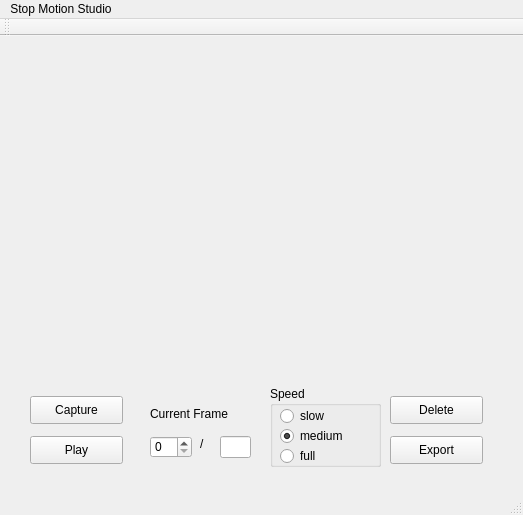
Above: mainwindow.ui from danielsbonnin/rpiStopMotion before the change. Below: the same form after it.
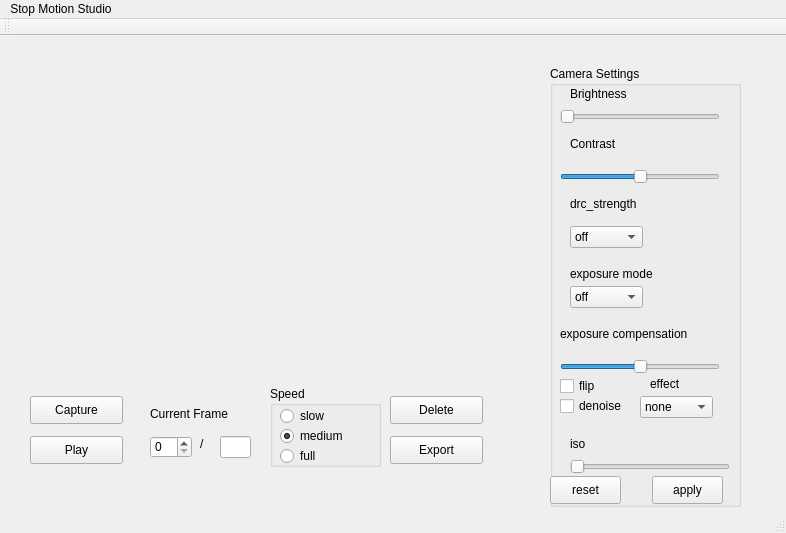
That is the form after the change.

Commit message: added camera settings

```diff
--- a/mainwindow.ui
+++ b/mainwindow.ui
@@ -6,8 +6,8 @@
    <rect>
     <x>0</x>
     <y>0</y>
-    <width>523</width>
-    <height>515</height>
+    <width>786</width>
+    <height>533</height>
    </rect>
   </property>
   <property name="windowTitle">
@@ -243,13 +243,506 @@
      </rect>
     </property>
    </widget>
+   <widget class="QGroupBox" name="cameraSettings">
+    <property name="geometry">
+     <rect>
+      <x>550</x>
+      <y>30</y>
+      <width>191</width>
+      <height>441</height>
+     </rect>
+    </property>
+    <property name="title">
+     <string>Camera Settings</string>
+    </property>
+    <widget class="QSlider" name="brightnessSlider">
+     <property name="geometry">
+      <rect>
+       <x>10</x>
+       <y>40</y>
+       <width>160</width>
+       <height>22</height>
+      </rect>
+     </property>
+     <property name="minimum">
+      <number>1</number>
+     </property>
+     <property name="maximum">
+      <number>100</number>
+     </property>
+     <property name="orientation">
+      <enum>Qt::Horizontal</enum>
+     </property>
+    </widget>
+    <widget class="QLabel" name="label">
+     <property name="geometry">
+      <rect>
+       <x>20</x>
+       <y>20</y>
+       <width>71</width>
+       <height>16</height>
+      </rect>
+     </property>
+     <property name="text">
+      <string>Brightness</string>
+     </property>
+    </widget>
+    <widget class="QLabel" name="label_2">
+     <property name="geometry">
+      <rect>
+       <x>20</x>
+       <y>70</y>
+       <width>71</width>
+       <height>16</height>
+      </rect>
+     </property>
+     <property name="text">
+      <string>Contrast</string>
+     </property>
+    </widget>
+    <widget class="QSlider" name="contrastSlider">
+     <property name="geometry">
+      <rect>
+       <x>10</x>
+       <y>100</y>
+       <width>160</width>
+       <height>22</height>
+      </rect>
+     </property>
+     <property name="minimum">
+      <number>-100</number>
+     </property>
+     <property name="maximum">
+      <number>100</number>
+     </property>
+     <property name="orientation">
+      <enum>Qt::Horizontal</enum>
+     </property>
+    </widget>
+    <widget class="QLabel" name="label_4">
+     <property name="geometry">
+      <rect>
+       <x>20</x>
+       <y>130</y>
+       <width>71</width>
+       <height>16</height>
+      </rect>
+     </property>
+     <property name="text">
+      <string>drc_strength</string>
+     </property>
+    </widget>
+    <widget class="QComboBox" name="drcComboBox">
+     <property name="geometry">
+      <rect>
+       <x>20</x>
+       <y>160</y>
+       <width>73</width>
+       <height>22</height>
+      </rect>
+     </property>
+     <property name="currentText">
+      <string>off</string>
+     </property>
+     <property name="maxVisibleItems">
+      <number>4</number>
+     </property>
+     <property name="minimumContentsLength">
+      <number>10</number>
+     </property>
+     <property name="modelColumn">
+      <number>0</number>
+     </property>
+     <item>
+      <property name="text">
+       <string>off</string>
+      </property>
+     </item>
+     <item>
+      <property name="text">
+       <string>low</string>
+      </property>
+     </item>
+     <item>
+      <property name="text">
+       <string>medium</string>
+      </property>
+     </item>
+     <item>
+      <property name="text">
+       <string>high</string>
+      </property>
+     </item>
+    </widget>
+    <widget class="QLabel" name="label_5">
+     <property name="geometry">
+      <rect>
+       <x>20</x>
+       <y>200</y>
+       <width>101</width>
+       <height>16</height>
+      </rect>
+     </property>
+     <property name="text">
+      <string>exposure mode</string>
+     </property>
+    </widget>
+    <widget class="QComboBox" name="exposureComboBox">
+     <property name="geometry">
+      <rect>
+       <x>20</x>
+       <y>220</y>
+       <width>73</width>
+       <height>22</height>
+      </rect>
+     </property>
+     <property name="currentText">
+      <string>off</string>
+     </property>
+     <property name="maxVisibleItems">
+      <number>10</number>
+     </property>
+     <property name="minimumContentsLength">
+      <number>4</number>
+     </property>
+     <property name="modelColumn">
+      <number>0</number>
+     </property>
+     <item>
+      <property name="text">
+       <string>off</string>
+      </property>
+     </item>
+     <item>
+      <property name="text">
+       <string>night</string>
+      </property>
+     </item>
+     <item>
+      <property name="text">
+       <string>nightpreview</string>
+      </property>
+     </item>
+     <item>
+      <property name="text">
+       <string>backlight</string>
+      </property>
+     </item>
+     <item>
+      <property name="text">
+       <string>spotlight</string>
+      </property>
+     </item>
+     <item>
+      <property name="text">
+       <string>sports</string>
+      </property>
+     </item>
+     <item>
+      <property name="text">
+       <string>snow</string>
+      </property>
+     </item>
+     <item>
+      <property name="text">
+       <string>beach</string>
+      </property>
+     </item>
+     <item>
+      <property name="text">
+       <string>verylong</string>
+      </property>
+     </item>
+     <item>
+      <property name="text">
+       <string>fixedfps</string>
+      </property>
+     </item>
+     <item>
+      <property name="text">
+       <string>antishake</string>
+      </property>
+     </item>
+     <item>
+      <property name="text">
+       <string>fireworks</string>
+      </property>
+     </item>
+     <item>
+      <property name="text">
+       <string>auto</string>
+      </property>
+     </item>
+    </widget>
+    <widget class="QLabel" name="label_6">
+     <property name="geometry">
+      <rect>
+       <x>10</x>
+       <y>260</y>
+       <width>141</width>
+       <height>16</height>
+      </rect>
+     </property>
+     <property name="text">
+      <string>exposure compensation</string>
+     </property>
+    </widget>
+    <widget class="QSlider" name="exposureSlider">
+     <property name="geometry">
+      <rect>
+       <x>10</x>
+       <y>290</y>
+       <width>160</width>
+       <height>22</height>
+      </rect>
+     </property>
+     <property name="minimum">
+      <number>-25</number>
+     </property>
+     <property name="maximum">
+      <number>25</number>
+     </property>
+     <property name="orientation">
+      <enum>Qt::Horizontal</enum>
+     </property>
+    </widget>
+    <widget class="QCheckBox" name="flipCheckBox">
+     <property name="geometry">
+      <rect>
+       <x>10</x>
+       <y>310</y>
+       <width>81</width>
+       <height>20</height>
+      </rect>
+     </property>
+     <property name="text">
+      <string>flip</string>
+     </property>
+    </widget>
+    <widget class="QCheckBox" name="denoiseCheckBox">
+     <property name="geometry">
+      <rect>
+       <x>10</x>
+       <y>330</y>
+       <width>81</width>
+       <height>20</height>
+      </rect>
+     </property>
+     <property name="text">
+      <string>denoise</string>
+     </property>
+    </widget>
+    <widget class="QLabel" name="label_7">
+     <property name="geometry">
+      <rect>
+       <x>100</x>
+       <y>310</y>
+       <width>51</width>
+       <height>16</height>
+      </rect>
+     </property>
+     <property name="text">
+      <string>effect</string>
+     </property>
+    </widget>
+    <widget class="QComboBox" name="effectComboBox">
+     <property name="geometry">
+      <rect>
+       <x>90</x>
+       <y>330</y>
+       <width>73</width>
+       <height>22</height>
+      </rect>
+     </property>
+     <property name="currentText">
+      <string>none</string>
+     </property>
+     <property name="maxVisibleItems">
+      <number>10</number>
+     </property>
+     <property name="minimumContentsLength">
+      <number>4</number>
+     </property>
+     <property name="modelColumn">
+      <number>0</number>
+     </property>
+     <item>
+      <property name="text">
+       <string>none</string>
+      </property>
+     </item>
+     <item>
+      <property name="text">
+       <string>negative</string>
+      </property>
+     </item>
+     <item>
+      <property name="text">
+       <string>solarize</string>
+      </property>
+     </item>
+     <item>
+      <property name="text">
+       <string>sketch</string>
+      </property>
+     </item>
+     <item>
+      <property name="text">
+       <string>denoise</string>
+      </property>
+     </item>
+     <item>
+      <property name="text">
+       <string>emboss</string>
+      </property>
+     </item>
+     <item>
+      <property name="text">
+       <string>oilpaint</string>
+      </property>
+     </item>
+     <item>
+      <property name="text">
+       <string>hatch</string>
+      </property>
+     </item>
+     <item>
+      <property name="text">
+       <string>gpen</string>
+      </property>
+     </item>
+     <item>
+      <property name="text">
+       <string>pastel</string>
+      </property>
+     </item>
+     <item>
+      <property name="text">
+       <string>watercolor</string>
+      </property>
+     </item>
+     <item>
+      <property name="text">
+       <string>film</string>
+      </property>
+     </item>
+     <item>
+      <property name="text">
+       <string>blur</string>
+      </property>
+     </item>
+     <item>
+      <property name="text">
+       <string>saturation</string>
+      </property>
+     </item>
+     <item>
+      <property name="text">
+       <string>colorswap</string>
+      </property>
+     </item>
+     <item>
+      <property name="text">
+       <string>washedout</string>
+      </property>
+     </item>
+     <item>
+      <property name="text">
+       <string>posterize</string>
+      </property>
+     </item>
+     <item>
+      <property name="text">
+       <string>colorpoint</string>
+      </property>
+     </item>
+     <item>
+      <property name="text">
+       <string>colorbalance</string>
+      </property>
+     </item>
+     <item>
+      <property name="text">
+       <string>cartoon</string>
+      </property>
+     </item>
+     <item>
+      <property name="text">
+       <string>deinterlace1</string>
+      </property>
+     </item>
+     <item>
+      <property name="text">
+       <string>deinterlace2</string>
+      </property>
+     </item>
+    </widget>
+    <widget class="QLabel" name="label_8">
+     <property name="geometry">
+      <rect>
+       <x>20</x>
+       <y>370</y>
+       <width>71</width>
+       <height>16</height>
+      </rect>
+     </property>
+     <property name="text">
+      <string>iso</string>
+     </property>
+    </widget>
+    <widget class="QSlider" name="isoSlider">
+     <property name="geometry">
+      <rect>
+       <x>20</x>
+       <y>390</y>
+       <width>160</width>
+       <height>22</height>
+      </rect>
+     </property>
+     <property name="minimum">
+      <number>0</number>
+     </property>
+     <property name="maximum">
+      <number>1600</number>
+     </property>
+     <property name="orientation">
+      <enum>Qt::Horizontal</enum>
+     </property>
+    </widget>
+    <widget class="QPushButton" name="applyButton">
+     <property name="geometry">
+      <rect>
+       <x>102</x>
+       <y>410</y>
+       <width>71</width>
+       <height>28</height>
+      </rect>
+     </property>
+     <property name="text">
+      <string>apply</string>
+     </property>
+    </widget>
+    <widget class="QPushButton" name="resetButton">
+     <property name="geometry">
+      <rect>
+       <x>0</x>
+       <y>410</y>
+       <width>71</width>
+       <height>28</height>
+      </rect>
+     </property>
+     <property name="text">
+      <string>reset</string>
+     </property>
+    </widget>
+   </widget>
   </widget>
   <widget class="QMenuBar" name="menuBar">
    <property name="geometry">
     <rect>
      <x>0</x>
      <y>0</y>
-     <width>523</width>
+     <width>786</width>
      <height>26</height>
     </rect>
    </property>
```
The commit also changes 3 other files.
